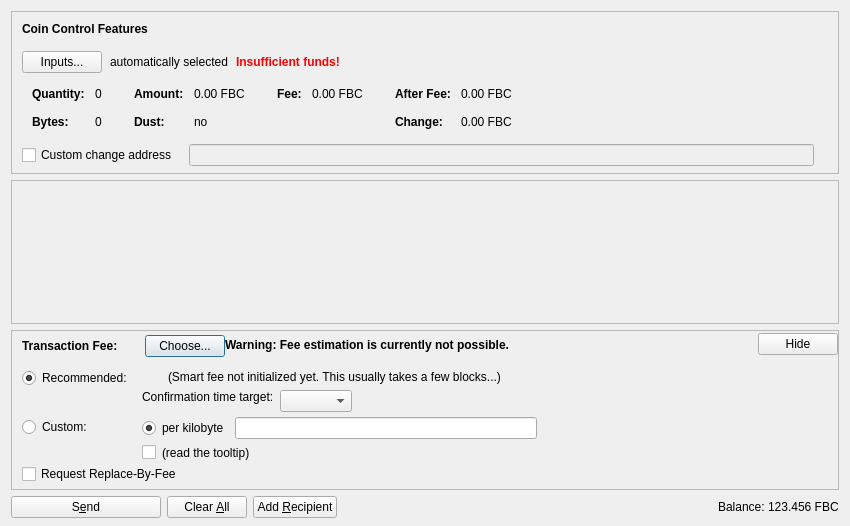
Above: src/qt/forms/sendcoinsdialog.ui from fast-bitcoin/FastBitcoin before the change. Below: the same form after it.
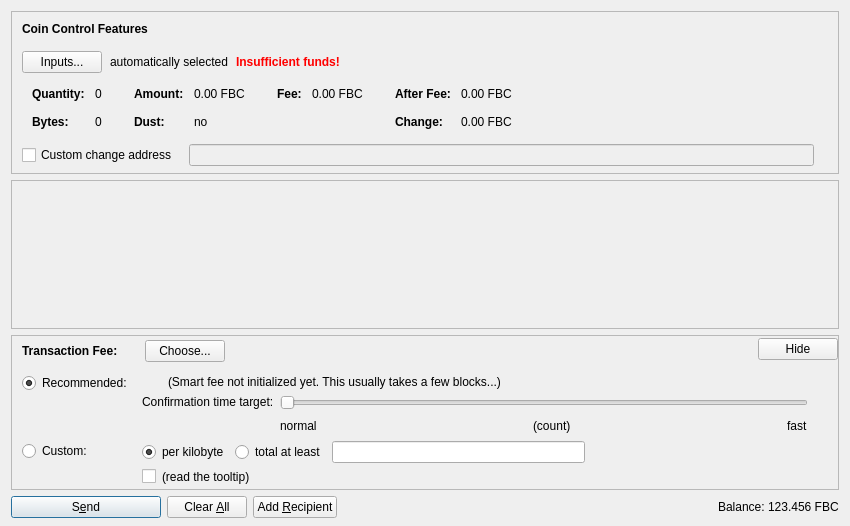
That is the form after the change. Icons and pictures are not drawn. Custom widgets are drawn as their Qt base class.

The edit to the form file:
```diff
--- a/src/qt/forms/sendcoinsdialog.ui
+++ b/src/qt/forms/sendcoinsdialog.ui
@@ -759,33 +759,11 @@
             </item>
            </layout>
           </item>
-          <item>
-           <widget class="QLabel" name="fallbackFeeWarningLabel">
-            <property name="toolTip">
-             <string>Using the fallbackfee can result in sending a transaction that will take several hours or days (or never) to confirm. Consider choosing your fee manually or wait until you have validated the complete chain.</string>
-            </property>
-            <property name="font">
-            <font>
-                <weight>75</weight>
-                <bold>true</bold>
-            </font>
-            </property>
-            <property name="text">
-             <string>Warning: Fee estimation is currently not possible.</string>
-            </property>
-            <property name="wordWrap">
-             <bool>false</bool>
-            </property>
-           </widget>
-          </item>
           <item>
            <spacer name="horizontalSpacer_4">
             <property name="orientation">
              <enum>Qt::Horizontal</enum>
             </property>
-            <property name="sizeType">
-             <enum>QSizePolicy::MinimumExpanding</enum>
-            </property>
             <property name="sizeHint" stdset="0">
              <size>
               <width>40</width>
@@ -862,7 +840,20 @@
                   </widget>
                  </item>
                  <item>
-                  <widget class="BitcoinAmountField" name="customFee"/>
+                  <widget class="QRadioButton" name="radioCustomAtLeast">
+                   <property name="toolTip">
+                    <string>If the custom fee is set to 1000 satoshis and the transaction is only 250 bytes, then &quot;per kilobyte&quot; only pays 250 satoshis in fee, while &quot;total at least&quot; pays 1000 satoshis. For transactions bigger than a kilobyte both pay by kilobyte.</string>
+                   </property>
+                   <property name="text">
+                    <string>total at least</string>
+                   </property>
+                   <attribute name="buttonGroup">
+                    <string notr="true">groupCustomFee</string>
+                   </attribute>
+                  </widget>
+                 </item>
+                 <item>
+                  <widget class="FastbitcoinAmountField" name="customFee"/>
                  </item>
                  <item>
                   <spacer name="horizontalSpacer_6">
@@ -1068,15 +1059,44 @@
                     <number>30</number>
                    </property>
                    <item>
-                    <layout class="QHBoxLayout" name="horizontalLayoutConfTarget">
-                     <property name="bottomMargin">
+                    <widget class="QSlider" name="sliderSmartFee">
+                     <property name="minimum">
                       <number>0</number>
                      </property>
+                     <property name="maximum">
+                      <number>23</number>
+                     </property>
+                     <property name="pageStep">
+                      <number>1</number>
+                     </property>
+                     <property name="value">
+                      <number>0</number>
+                     </property>
+                     <property name="orientation">
+                      <enum>Qt::Horizontal</enum>
+                     </property>
+                     <property name="invertedAppearance">
+                      <bool>false</bool>
+                     </property>
+                     <property name="invertedControls">
+                      <bool>false</bool>
+                     </property>
+                     <property name="tickPosition">
+                      <enum>QSlider::NoTicks</enum>
+                     </property>
+                    </widget>
+                   </item>
+                   <item>
+                    <layout class="QHBoxLayout" name="horizontalLayoutFee10">
                      <item>
-                      <widget class="QComboBox" name="confTargetSelector"/>
+                      <widget class="QLabel" name="labelSmartFeeNormal">
+                       <property name="text">
+                        <string>normal</string>
+                       </property>
+                      </widget>
                      </item>
                      <item>
-                      <spacer name="horizontalSpacerConfTarget">
+                      <spacer name="horizontalSpacer_7">
                        <property name="orientation">
                         <enum>Qt::Horizontal</enum>
                        </property>
@@ -1088,6 +1108,33 @@
                        </property>
                       </spacer>
                      </item>
+                     <item>
+                      <widget class="QLabel" name="confirmationTargetLabel">
+                       <property name="text">
+                        <string notr="true">(count)</string>
+                       </property>
+                      </widget>
+                     </item>
+                     <item>
+                      <spacer name="horizontalSpacer_3">
+                       <property name="orientation">
+                        <enum>Qt::Horizontal</enum>
+                       </property>
+                       <property name="sizeHint" stdset="0">
+                        <size>
+                         <width>40</width>
+                         <height>20</height>
+                        </size>
+                       </property>
+                      </spacer>
+                     </item>
+                     <item>
+                      <widget class="QLabel" name="labelSmartFeeFast">
+                       <property name="text">
+                        <string>fast</string>
+                       </property>
+                      </widget>
+                     </item>
                     </layout>
                    </item>
                   </layout>
@@ -1111,16 +1158,6 @@
              </item>
             </layout>
            </item>
-           <item>
-            <widget class="QCheckBox" name="optInRBF">
-             <property name="text">
-              <string>Request Replace-By-Fee</string>
-             </property>
-             <property name="toolTip">
-              <string>Indicates that the sender may wish to replace this transaction with a new one paying higher fees (prior to being confirmed).</string>
-             </property>
-            </widget>
-           </item>
           </layout>
          </widget>
         </item>
@@ -1131,8 +1168,8 @@
           </property>
           <property name="sizeHint" stdset="0">
            <size>
-            <width>40</width>
-            <height>5</height>
+            <width>800</width>
+            <height>1</height>
            </size>
           </property>
          </spacer>
@@ -1166,7 +1203,7 @@
         <bool>false</bool>
        </property>
        <property name="default">
-        <bool>false</bool>
+        <bool>true</bool>
        </property>
       </widget>
      </item>
@@ -1273,7 +1310,7 @@
    <header>qvalidatedlineedit.h</header>
   </customwidget>
   <customwidget>
-   <class>BitcoinAmountField</class>
+   <class>FastbitcoinAmountField</class>
    <extends>QLineEdit</extends>
    <header>fastbitcoinamountfield.h</header>
    <container>1</container>
```
